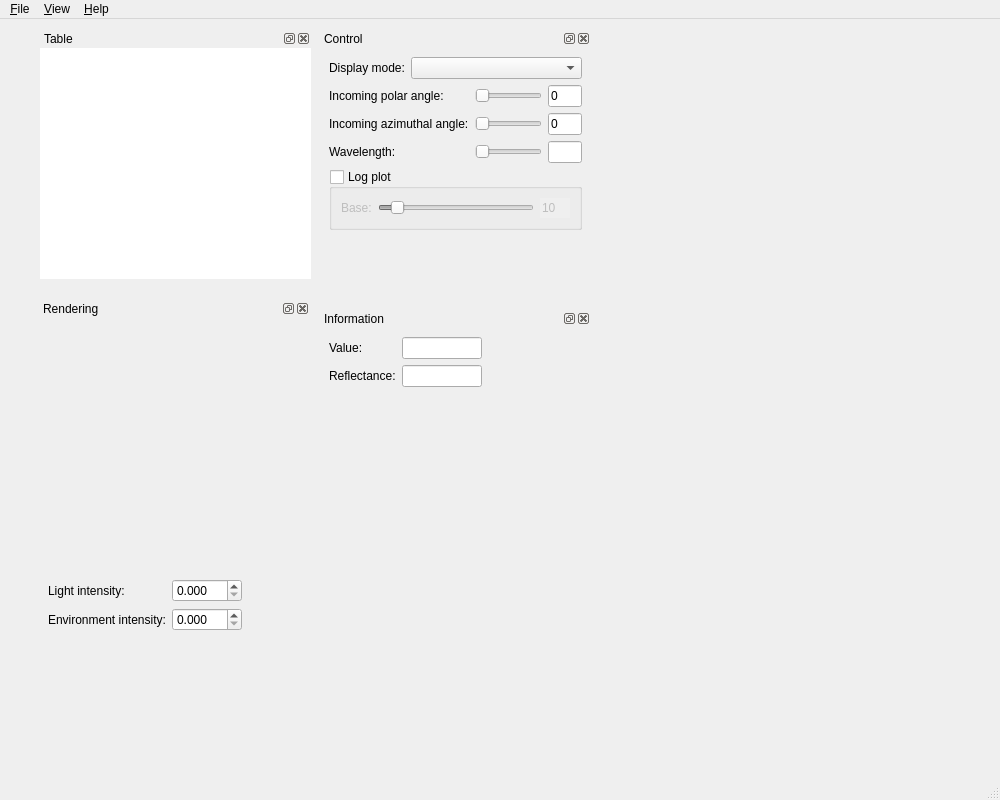
This is src/MainWindow.ui in KimuraRyo/BSDFProcessor as Qt 5 draws it before an edit. The edited form follows.
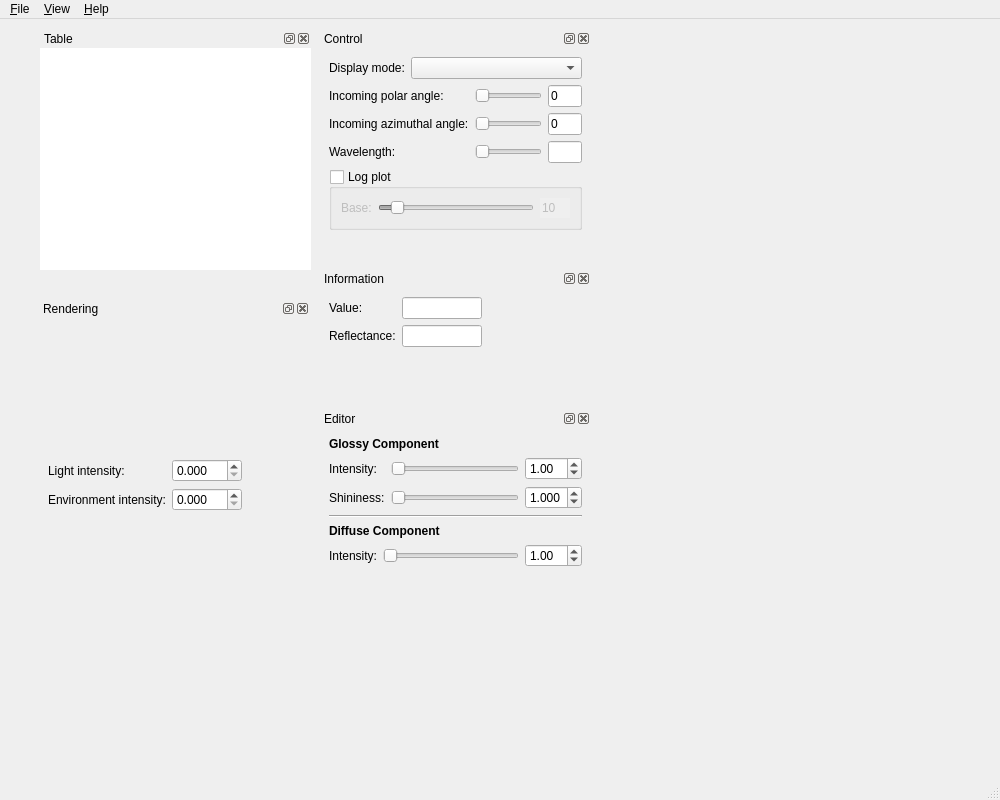
This is the edited form. Custom widgets are drawn as their Qt base class.

Diff of the .ui file:
```diff
--- a/src/MainWindow.ui
+++ b/src/MainWindow.ui
@@ -326,7 +326,7 @@
       <x>40</x>
       <y>10</y>
       <width>271</width>
-      <height>250</height>
+      <height>241</height>
      </rect>
     </property>
     <property name="sizePolicy">
@@ -338,7 +338,7 @@
     <property name="minimumSize">
      <size>
       <width>200</width>
-      <height>250</height>
+      <height>200</height>
      </size>
     </property>
     <property name="baseSize">
@@ -423,7 +423,7 @@
     <property name="geometry">
      <rect>
       <x>320</x>
-      <y>290</y>
+      <y>250</y>
       <width>271</width>
       <height>101</height>
      </rect>
@@ -514,7 +514,7 @@
       <x>39</x>
       <y>280</y>
       <width>271</width>
-      <height>341</height>
+      <height>221</height>
      </rect>
     </property>
     <property name="sizePolicy">
@@ -526,7 +526,7 @@
     <property name="minimumSize">
      <size>
       <width>250</width>
-      <height>250</height>
+      <height>200</height>
      </size>
     </property>
     <property name="windowTitle">
@@ -636,6 +636,194 @@
      </layout>
     </widget>
    </widget>
+   <widget class="QDockWidget" name="editorDockWidget">
+    <property name="geometry">
+     <rect>
+      <x>320</x>
+      <y>390</y>
+      <width>271</width>
+      <height>191</height>
+     </rect>
+    </property>
+    <property name="floating">
+     <bool>false</bool>
+    </property>
+    <property name="windowTitle">
+     <string>Editor</string>
+    </property>
+    <widget class="QWidget" name="dockWidgetContents_6">
+     <layout class="QVBoxLayout" name="verticalLayout_4">
+      <item>
+       <widget class="QLabel" name="label_34">
+        <property name="font">
+         <font>
+          <weight>75</weight>
+          <bold>true</bold>
+         </font>
+        </property>
+        <property name="text">
+         <string>Glossy Component</string>
+        </property>
+       </widget>
+      </item>
+      <item>
+       <layout class="QFormLayout" name="formLayout_14">
+        <item row="0" column="0">
+         <widget class="QLabel" name="label_32">
+          <property name="text">
+           <string>Intensity:</string>
+          </property>
+         </widget>
+        </item>
+        <item row="0" column="1">
+         <layout class="QHBoxLayout" name="horizontalLayout_4">
+          <item>
+           <widget class="QSlider" name="glossyIntensitySlider">
+            <property name="maximum">
+             <number>100</number>
+            </property>
+            <property name="value">
+             <number>0</number>
+            </property>
+            <property name="orientation">
+             <enum>Qt::Horizontal</enum>
+            </property>
+           </widget>
+          </item>
+          <item>
+           <widget class="QDoubleSpinBox" name="glossyIntensitySpinBox">
+            <property name="decimals">
+             <number>2</number>
+            </property>
+            <property name="maximum">
+             <double>99.989999999999995</double>
+            </property>
+            <property name="singleStep">
+             <double>0.010000000000000</double>
+            </property>
+            <property name="value">
+             <double>1.000000000000000</double>
+            </property>
+           </widget>
+          </item>
+         </layout>
+        </item>
+        <item row="1" column="0">
+         <widget class="QLabel" name="label_33">
+          <property name="text">
+           <string>Shininess:</string>
+          </property>
+         </widget>
+        </item>
+        <item row="1" column="1">
+         <layout class="QHBoxLayout" name="horizontalLayout_5">
+          <item>
+           <widget class="QSlider" name="glossyShininessSlider">
+            <property name="maximum">
+             <number>100</number>
+            </property>
+            <property name="orientation">
+             <enum>Qt::Horizontal</enum>
+            </property>
+           </widget>
+          </item>
+          <item>
+           <widget class="QDoubleSpinBox" name="glossyShininessSpinBox">
+            <property name="decimals">
+             <number>3</number>
+            </property>
+            <property name="maximum">
+             <double>9.999000000000001</double>
+            </property>
+            <property name="singleStep">
+             <double>0.001000000000000</double>
+            </property>
+            <property name="value">
+             <double>1.000000000000000</double>
+            </property>
+           </widget>
+          </item>
+         </layout>
+        </item>
+       </layout>
+      </item>
+      <item>
+       <widget class="Line" name="line_3">
+        <property name="orientation">
+         <enum>Qt::Horizontal</enum>
+        </property>
+       </widget>
+      </item>
+      <item>
+       <widget class="QLabel" name="label_35">
+        <property name="font">
+         <font>
+          <weight>75</weight>
+          <bold>true</bold>
+         </font>
+        </property>
+        <property name="text">
+         <string>Diffuse Component</string>
+        </property>
+       </widget>
+      </item>
+      <item>
+       <layout class="QFormLayout" name="formLayout_15">
+        <item row="0" column="0">
+         <widget class="QLabel" name="label_36">
+          <property name="text">
+           <string>Intensity:</string>
+          </property>
+         </widget>
+        </item>
+        <item row="0" column="1">
+         <layout class="QHBoxLayout" name="horizontalLayout_6">
+          <item>
+           <widget class="QSlider" name="diffuseIntensitySlider">
+            <property name="maximum">
+             <number>100</number>
+            </property>
+            <property name="orientation">
+             <enum>Qt::Horizontal</enum>
+            </property>
+           </widget>
+          </item>
+          <item>
+           <widget class="QDoubleSpinBox" name="diffuseIntensitySpinBox">
+            <property name="decimals">
+             <number>2</number>
+            </property>
+            <property name="maximum">
+             <double>99.989999999999995</double>
+            </property>
+            <property name="singleStep">
+             <double>0.010000000000000</double>
+            </property>
+            <property name="value">
+             <double>1.000000000000000</double>
+            </property>
+           </widget>
+          </item>
+         </layout>
+        </item>
+       </layout>
+      </item>
+      <item>
+       <spacer name="verticalSpacer_4">
+        <property name="orientation">
+         <enum>Qt::Vertical</enum>
+        </property>
+        <property name="sizeHint" stdset="0">
+         <size>
+          <width>20</width>
+          <height>0</height>
+         </size>
+        </property>
+       </spacer>
+      </item>
+     </layout>
+    </widget>
+   </widget>
   </widget>
   <widget class="QMenuBar" name="menubar">
    <property name="geometry">
```
Left out of the diff: 124 changed lines with no effect on the pictures.
